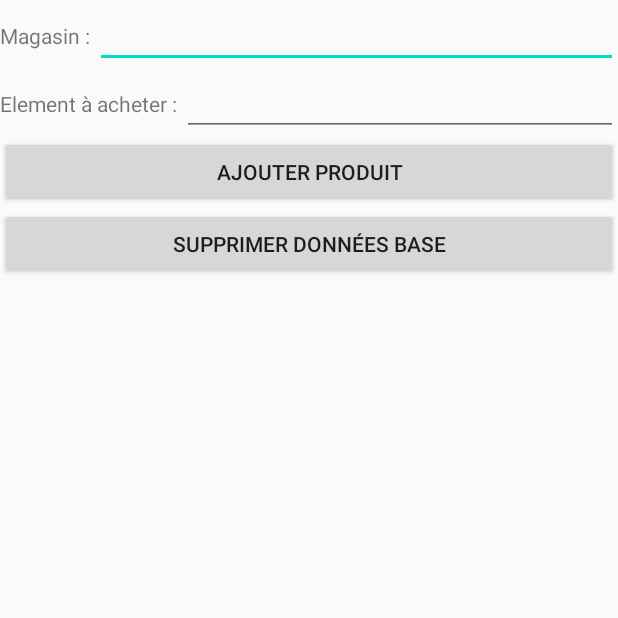
After one commit to Kodooor/meZemplettes, an Android app: the AjouterListeCourse screen opened directly, with no data from a screen before it, on a phone screen of 412 x 824 dp, the top half of it. The commit adds this screen. Run offline under Robolectric (Android 15) with nearby library versions, the phone set to English and light mode, and no system bars.

Commit message:
Ajout BD + vue ajout liste de course avec stockage bd, possibilite de suppression des articles

```diff
--- a/MapsStart/app/src/main/AndroidManifest.xml
+++ b/MapsStart/app/src/main/AndroidManifest.xml
@@ -39,6 +39,11 @@
                 <category android:name="android.intent.category.LAUNCHER" />
             </intent-filter>
         </activity>
+        <activity android:name=".AjouterListeCourse">
+        <intent-filter>
+            <category android:name="android.intent.category.LAUNCHER"/>
+        </intent-filter>
+        </activity>
     </application>
 
 </manifest>
--- /dev/null
+++ b/MapsStart/app/src/main/res/layout/activity_liste_course.xml
@@ -0,0 +1,49 @@
+<?xml version="1.0" encoding="utf-8"?>
+<LinearLayout xmlns:android="http://schemas.android.com/apk/res/android"
+    android:orientation="vertical"
+    android:layout_width="fill_parent"
+    android:layout_height="wrap_content">
+    <LinearLayout
+        android:orientation="horizontal"
+        android:layout_width="fill_parent"
+        android:layout_height="wrap_content">
+        <TextView
+            android:layout_width="wrap_content"
+            android:layout_height="wrap_content"
+            android:text="Magasin : "/>
+        <EditText
+        android:id="@+id/nomCommerce"
+        android:layout_width="fill_parent"
+        android:layout_height="wrap_content"/>
+
+    </LinearLayout>
+    <LinearLayout
+        android:orientation="horizontal"
+        android:layout_width="fill_parent"
+        android:layout_height="wrap_content">
+        <TextView
+            android:layout_width="wrap_content"
+            android:layout_height="wrap_content"
+            android:text="Element à acheter : "/>
+        <EditText
+            android:id="@+id/produitCommerce"
+            android:layout_width="fill_parent"
+            android:layout_height="wrap_content"/>
+    </LinearLayout>
+    <Button
+        android:layout_width="fill_parent"
+        android:layout_height="wrap_content"
+        android:text="Ajouter Produit"
+        android:onClick="ajouterElement"/>
+
+    <Button
+        android:layout_width="fill_parent"
+        android:layout_height="wrap_content"
+        android:text="Supprimer données base"
+        android:onClick="supprimerTout"/>
+
+    <ListView
+        android:id="@+id/elemCourse"
+        android:layout_width="fill_parent"
+        android:layout_height="wrap_content"/>
+</LinearLayout>
--- a/MapsStart/app/src/main/res/values/strings.xml
+++ b/MapsStart/app/src/main/res/values/strings.xml
@@ -3,4 +3,5 @@
     <string name="title_activity_maps">Map</string>
     <string name="default_info_title">Titre par défaut</string>
     <string name="default_info_snippet">Défaut snippet</string>
+    <string name="ajouter_une_liste">Ajouter une liste</string>
 </resources>
```
Also changed, not shown: MapsStart/app/src/main/java/com/m1info/mapsstart/AjouterListeCourse.java (added, +99 -0 lines), MapsStart/app/src/main/java/com/m1info/mapsstart/MapsActivity.java (+11 -3 lines), MapsStart/app/src/main/java/com/m1info/mapsstart/MesCourses.java (added, +41 -0 lines), MapsStart/app/src/main/java/com/m1info/mapsstart/MesCoursesManager.java (added, +98 -0 lines), MapsStart/app/src/main/java/com/m1info/mapsstart/MySQLite.java (added, +41 -0 lines), MapsStart/app/src/main/res/layout/activity_maps.xml (+11 -5 lines).
